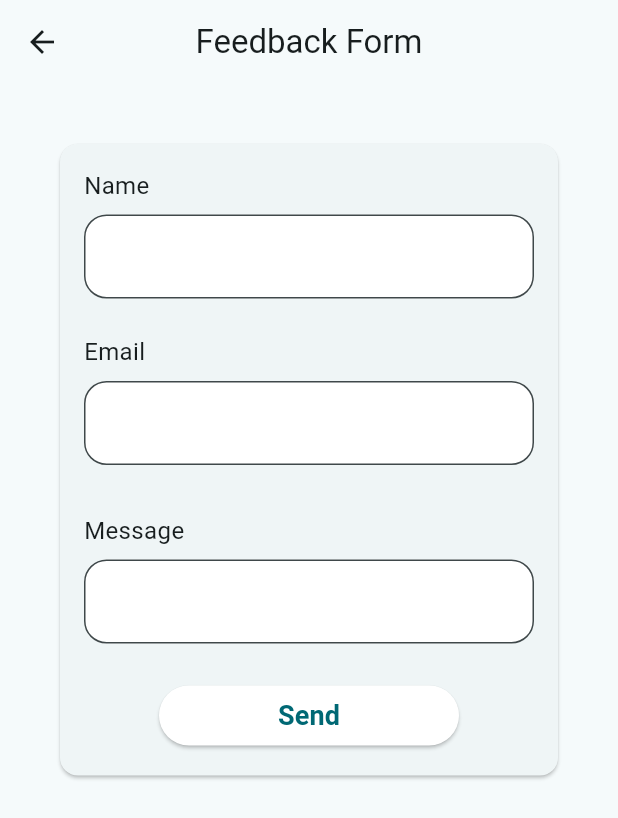
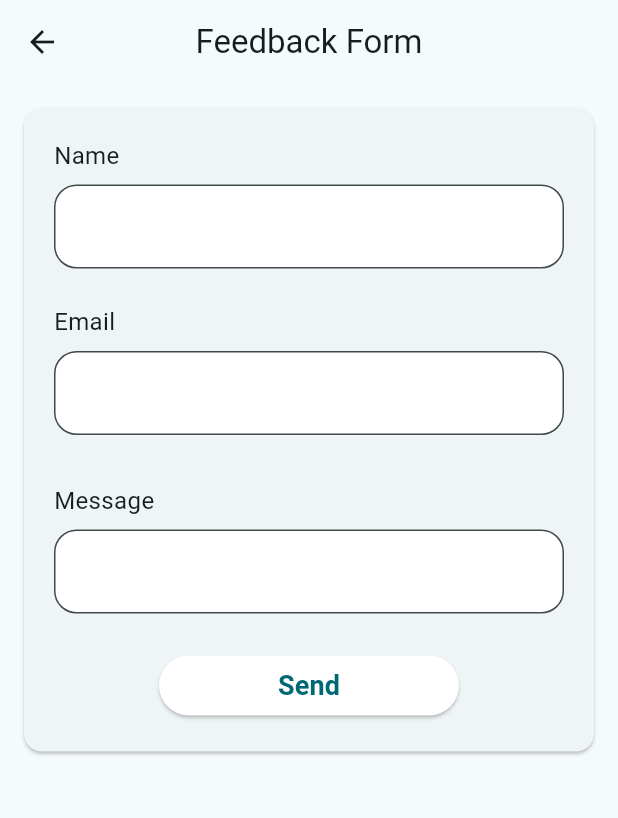
Before and after one commit to AriIamsh/flutter-posts-app, a Flutter app: the FeedbackFormScreen screen opened directly, on a phone screen of 412 x 824 dp. Shown: the top 818 px of the screen. Run offline on Flutter 3.47's test engine with Material 3 defaults, Android fonts, the phone set to English and light mode, and no system bars; network calls fail.

Commit message:
ui fixes

```diff
--- a/lib/screens/feedback_form_screen.dart
+++ b/lib/screens/feedback_form_screen.dart
@@ -2,7 +2,6 @@ import 'package:flutter/material.dart';
 import 'package:posts_app/models/feedback_form_ui_state.dart';
 import 'package:provider/provider.dart';
 
-//todo: fix overflow keyboard issue
 class FeedbackFormScreen extends StatefulWidget {
 
   const FeedbackFormScreen({super.key});
@@ -34,16 +33,13 @@ class _FeedbackFormState extends State<FeedbackFormScreen> {
     return Scaffold(
       appBar: AppBar(centerTitle: true, title: Text('Feedback Form'),),
       resizeToAvoidBottomInset: false,
-      body: form(context, state),
-    );
-  }
-
-  Widget form(BuildContext context, FeedbackFormUiState state) {
-
-    return Card(
-      margin: EdgeInsets.all(40),
+      body: SingleChildScrollView(
+        child: Align(
+        alignment: Alignment.topCenter,
+        child: Card(
+            margin: EdgeInsets.all(16),
           child: Padding(
-        padding: EdgeInsets.all(16),
+              padding: EdgeInsets.all(20),
             child: Column(
               mainAxisSize: MainAxisSize.min,
               children: [
@@ -52,9 +48,11 @@ class _FeedbackFormState extends State<FeedbackFormScreen> {
                 formField('Message', messageController, multilined: true),
                 sendButton(context, state)
               ],
+            )
           ),
+        )
       ),
-    );
+    ));
   }
 
   Widget formField(
```
Lines whose indentation alone changed are shown as unchanged.
